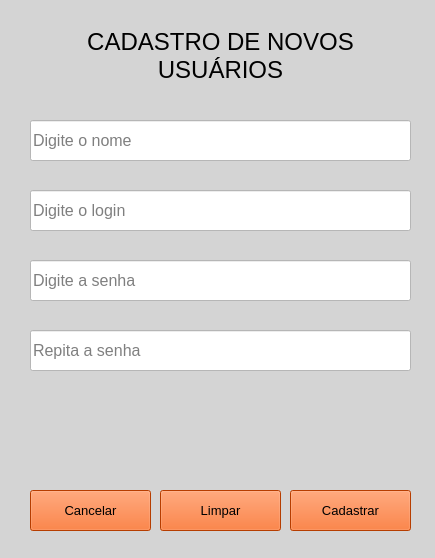
This is cadastro_usuario.ui in AndreConforti/tela_de_login as Qt 5 draws it before an edit. The edited form follows.
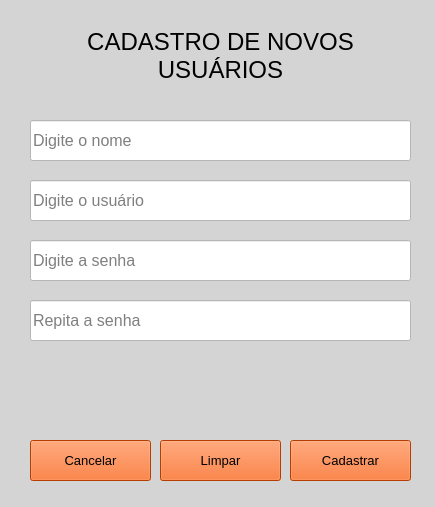
This is the edited form.

Commit message:
primeiros passos
Formulários criados e primeiros comandos prontos.
Próximo passo, conectar ao Banco de Dados.

```diff
--- a/cadastro_usuario.ui
+++ b/cadastro_usuario.ui
@@ -7,7 +7,7 @@
     <x>0</x>
     <y>0</y>
     <width>435</width>
-    <height>558</height>
+    <height>507</height>
    </rect>
   </property>
   <property name="windowTitle">
@@ -41,89 +41,11 @@
      <bool>true</bool>
     </property>
    </widget>
-   <widget class="QLineEdit" name="lne_usuario">
-    <property name="geometry">
-     <rect>
-      <x>30</x>
-      <y>190</y>
-      <width>381</width>
-      <height>41</height>
-     </rect>
-    </property>
-    <property name="font">
-     <font>
-      <pointsize>12</pointsize>
-     </font>
-    </property>
-    <property name="styleSheet">
-     <string notr="true">background-color: rgb(255, 255, 255);</string>
-    </property>
-    <property name="text">
-     <string/>
-    </property>
-    <property name="placeholderText">
-     <string>Digite o login</string>
-    </property>
-   </widget>
-   <widget class="QLineEdit" name="lne_senha">
-    <property name="geometry">
-     <rect>
-      <x>30</x>
-      <y>260</y>
-      <width>381</width>
-      <height>41</height>
-     </rect>
-    </property>
-    <property name="font">
-     <font>
-      <pointsize>12</pointsize>
-     </font>
-    </property>
-    <property name="styleSheet">
-     <string notr="true">background-color: rgb(255, 255, 255);</string>
-    </property>
-    <property name="text">
-     <string/>
-    </property>
-    <property name="echoMode">
-     <enum>QLineEdit::Password</enum>
-    </property>
-    <property name="placeholderText">
-     <string>Digite a senha</string>
-    </property>
-   </widget>
-   <widget class="QLineEdit" name="lne_rptsenha">
-    <property name="geometry">
-     <rect>
-      <x>30</x>
-      <y>330</y>
-      <width>381</width>
-      <height>41</height>
-     </rect>
-    </property>
-    <property name="font">
-     <font>
-      <pointsize>12</pointsize>
-     </font>
-    </property>
-    <property name="styleSheet">
-     <string notr="true">background-color: rgb(255, 255, 255);</string>
-    </property>
-    <property name="text">
-     <string/>
-    </property>
-    <property name="echoMode">
-     <enum>QLineEdit::Password</enum>
-    </property>
-    <property name="placeholderText">
-     <string>Repita a senha</string>
-    </property>
-   </widget>
    <widget class="QPushButton" name="btn_cadastrar">
     <property name="geometry">
      <rect>
       <x>290</x>
-      <y>490</y>
+      <y>440</y>
       <width>121</width>
       <height>41</height>
      </rect>
@@ -147,7 +69,7 @@
     <property name="geometry">
      <rect>
       <x>30</x>
-      <y>490</y>
+      <y>440</y>
       <width>121</width>
       <height>41</height>
      </rect>
@@ -195,7 +117,7 @@
     <property name="geometry">
      <rect>
       <x>30</x>
-      <y>400</y>
+      <y>360</y>
       <width>381</width>
       <height>51</height>
      </rect>
@@ -221,7 +143,7 @@
     <property name="geometry">
      <rect>
       <x>160</x>
-      <y>490</y>
+      <y>440</y>
       <width>121</width>
       <height>41</height>
      </rect>
@@ -241,6 +163,84 @@
      <string>P</string>
     </property>
    </widget>
+   <widget class="QLineEdit" name="lne_usuario">
+    <property name="geometry">
+     <rect>
+      <x>30</x>
+      <y>180</y>
+      <width>381</width>
+      <height>41</height>
+     </rect>
+    </property>
+    <property name="font">
+     <font>
+      <pointsize>12</pointsize>
+     </font>
+    </property>
+    <property name="styleSheet">
+     <string notr="true">background-color: rgb(255, 255, 255);</string>
+    </property>
+    <property name="text">
+     <string/>
+    </property>
+    <property name="placeholderText">
+     <string>Digite o usuário</string>
+    </property>
+   </widget>
+   <widget class="QLineEdit" name="lne_senha">
+    <property name="geometry">
+     <rect>
+      <x>30</x>
+      <y>240</y>
+      <width>381</width>
+      <height>41</height>
+     </rect>
+    </property>
+    <property name="font">
+     <font>
+      <pointsize>12</pointsize>
+     </font>
+    </property>
+    <property name="styleSheet">
+     <string notr="true">background-color: rgb(255, 255, 255);</string>
+    </property>
+    <property name="text">
+     <string/>
+    </property>
+    <property name="echoMode">
+     <enum>QLineEdit::Password</enum>
+    </property>
+    <property name="placeholderText">
+     <string>Digite a senha</string>
+    </property>
+   </widget>
+   <widget class="QLineEdit" name="lne_rptSenha">
+    <property name="geometry">
+     <rect>
+      <x>30</x>
+      <y>300</y>
+      <width>381</width>
+      <height>41</height>
+     </rect>
+    </property>
+    <property name="font">
+     <font>
+      <pointsize>12</pointsize>
+     </font>
+    </property>
+    <property name="styleSheet">
+     <string notr="true">background-color: rgb(255, 255, 255);</string>
+    </property>
+    <property name="text">
+     <string/>
+    </property>
+    <property name="echoMode">
+     <enum>QLineEdit::Password</enum>
+    </property>
+    <property name="placeholderText">
+     <string>Repita a senha</string>
+    </property>
+   </widget>
   </widget>
  </widget>
  <resources/>
```
The commit also changes 1 other file.
